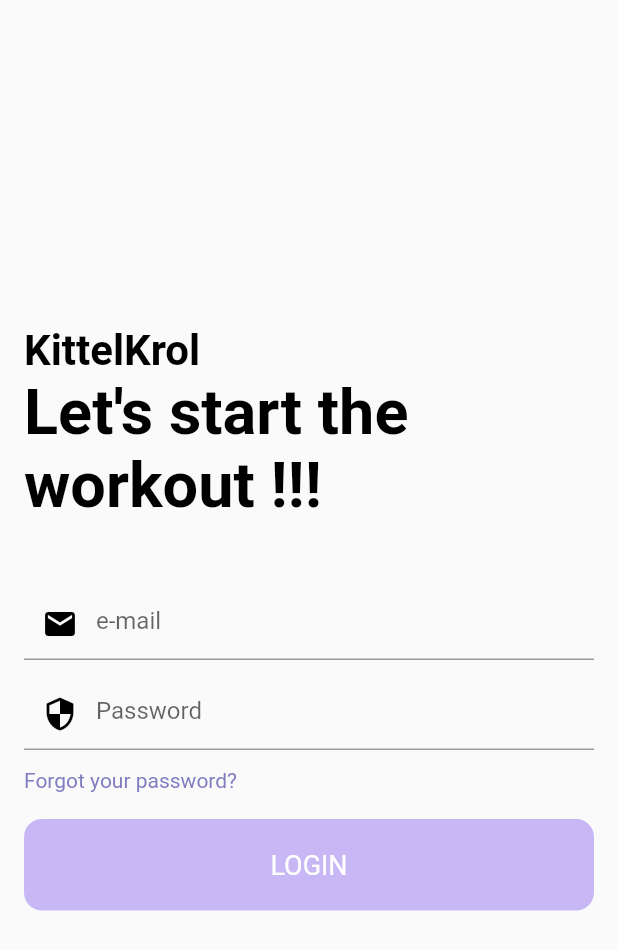
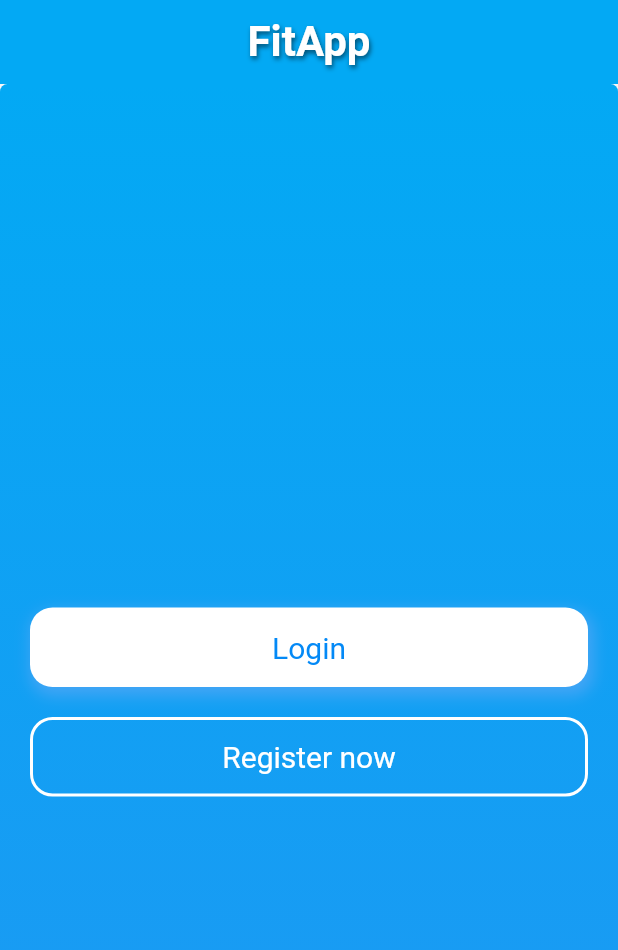
Before and after one commit to ZuzannaKittel/io_project_app, a Flutter app: the screen it shows after launch, on a phone screen of 412 x 824 dp. Shown: the top 950 px of the screen. Run offline on Flutter 3.47's test engine with Material 2 defaults, Android fonts, the phone set to English and light mode, and no system bars; our stand-ins replace firebase_auth, firebase_core, flutter_svg; accounts and stored records are empty; project files that could hold a hidden picture were left out.

Commit message:
Starting Page added

```diff
--- /dev/null
+++ b/lib/StartingPage.dart
@@ -0,0 +1,148 @@
+import 'package:flutter/material.dart';
+
+import 'package:io_project/HomePage.dart';
+
+class startingPage extends StatefulWidget {
+  const startingPage({Key? key}) : super(key: key);
+
+  @override
+  State<startingPage> createState() => _startingPageState();
+}
+
+class _startingPageState extends State<startingPage> {
+  @override
+  Widget build(BuildContext context) {
+    return Scaffold(
+      appBar: AppBar(
+        title: const Center(
+            child: Text(
+          "FitApp",
+          style: TextStyle(
+              color: Color.fromARGB(255, 255, 255, 255),
+              fontSize: 28.0,
+              fontWeight: FontWeight.bold,
+              shadows: [
+                Shadow(
+                    color: Colors.black54, offset: Offset(1, 2), blurRadius: 4)
+              ]),
+        )),
+        elevation: 0,
+        backgroundColor: Colors.lightBlue,
+      ),
+      body: SingleChildScrollView(
+        child: Container(
+          padding: const EdgeInsets.symmetric(horizontal: 20),
+          height: MediaQuery.of(context).size.height,
+          decoration: BoxDecoration(
+            borderRadius: const BorderRadius.all(
+              Radius.circular(5),
+            ),
+            boxShadow: [
+              BoxShadow(
+                color: Colors.grey.shade200,
+                offset: const Offset(2, 4),
+                blurRadius: 5,
+                spreadRadius: 2,
+              ),
+            ],
+            gradient: const LinearGradient(
+              begin: Alignment.topCenter,
+              end: Alignment.bottomCenter,
+              colors: [
+                Colors.lightBlue,
+                Colors.blue,
+              ],
+            ),
+          ),
+          child: Column(
+            crossAxisAlignment: CrossAxisAlignment.center,
+            mainAxisAlignment: MainAxisAlignment.center,
+            children: [
+              InkWell(
+                onTap: () {
+                  Navigator.push(
+                    context,
+                    MaterialPageRoute(
+                      builder: (context) => const HomePage(),
+                    ),
+                  );
+                },
+                child: Container(
+                  width: MediaQuery.of(context).size.width,
+                  padding: const EdgeInsets.symmetric(
+                    vertical: 15,
+                  ),
+                  alignment: Alignment.center,
+                  decoration: const BoxDecoration(
+                    borderRadius: BorderRadius.all(
+                      Radius.circular(15),
+                    ),
+                    boxShadow: [
+                      BoxShadow(
+                        color: Color(0xff42a5f5),
+                        offset: Offset(
+                          2,
+                          4,
+                        ),
+                        blurRadius: 8,
+                        spreadRadius: 2,
+                      ),
+                    ],
+                    color: Colors.white,
+                  ),
+                  child: const Text(
+                    'Login',
+                    style: TextStyle(
+                      fontSize: 20,
+                      color: Color(
+                        0xFF0389F6,
+                      ),
+                    ),
+                  ),
+                ),
+              ),
+              const SizedBox(
+                height: 20,
+              ),
+              InkWell(
+                onTap: () {
+                  Navigator.push(
+                    context,
+                    MaterialPageRoute(
+                      builder: (context) => const HomePage(),
+                    ),
+                  );
+                },
+                child: Container(
+                  width: MediaQuery.of(context).size.width,
+                  padding: const EdgeInsets.symmetric(
+                    vertical: 13,
+                  ),
+                  alignment: Alignment.center,
+                  decoration: BoxDecoration(
+                    borderRadius: const BorderRadius.all(
+                      Radius.circular(
+                        15,
+                      ),
+                    ),
+                    border: Border.all(
+                      color: Colors.white,
+                      width: 2,
+                    ),
+                  ),
+                  child: const Text(
+                    'Register now',
+                    style: TextStyle(
+                      fontSize: 20,
+                      color: Colors.white,
+                    ),
+                  ),
+                ),
+              ),
+            ],
+          ),
+        ),
+      ),
+    );
+  }
+}
--- a/lib/main.dart
+++ b/lib/main.dart
@@ -1,168 +1,18 @@
-import 'package:flutter/cupertino.dart';
 import 'package:flutter/material.dart';
-import 'package:flutter/painting.dart';
-import 'package:firebase_core/firebase_core.dart';
-import 'package:firebase_auth/firebase_auth.dart';
-import 'package:io_project/profile_page.dart';
 
-import 'ProfileScreen.dart';
-import 'package:io_project/profile_page.dart';
+import 'package:io_project/StartingPage.dart';
 
-void main(){
+void main() {
   runApp(const MyApp());
 }
 
-class MyApp extends StatelessWidget{
-  const MyApp({Key? key}) : super(key:key);
+class MyApp extends StatelessWidget {
+  const MyApp({Key? key}) : super(key: key);
 
   @override
-  Widget build(BuildContext context){
+  Widget build(BuildContext context) {
     return const MaterialApp(
-      home:HomePage(),
+      home: startingPage(),
     );
   }
 }
-class HomePage extends StatefulWidget {
-  const HomePage({Key? key}) : super(key: key);
-
-  @override
-  State<HomePage> createState() => _HomePageState();
-}
-
-class _HomePageState extends State<HomePage> {
-
-  //Firebase init
-  Future<FirebaseApp> _initializeFirebase() async{
-    FirebaseApp firebaseApp = await Firebase.initializeApp();
-    return firebaseApp;
-  }
-
-  @override
-  Widget build(BuildContext context) {
-    return Scaffold(
-        body: FutureBuilder(
-          future: _initializeFirebase(),
-          builder: (context, snapshot){
-            if(snapshot.connectionState == ConnectionState.done){
-              return LoginScreen();
-            }
-            return const Center(
-                child: CircularProgressIndicator(),
-            );
-          },
-        ),
-    );
-  }
-}
-
-class LoginScreen extends StatefulWidget {
-  const LoginScreen({Key? key}) : super(key: key);
-
-  @override
-  State<LoginScreen> createState() => _LoginScreenState();
-}
-
-class _LoginScreenState extends State<LoginScreen> {
-
-  //login function
-  static Future<User?> loginUsingEmailPassword({
-    required String email,
-    required String password,
-    required BuildContext context}) async{
-    FirebaseAuth auth = FirebaseAuth.instance;
-    User? user;
-    try{
-      UserCredential userCredential = await auth.signInWithEmailAndPassword(
-          email: email, password: password);
-      user = userCredential.user;
-    }
-    on FirebaseAuthException catch (e){
-      if(e.code == "user-not-found"){
-        print("No User found for this email adress");
-      }
-    }
-    return user;
-  }
-
-  @override
-  Widget build(BuildContext context) {
-    TextEditingController _emailController = TextEditingController();
-    TextEditingController _passwordController = TextEditingController();
-    return Padding(
-      padding: const EdgeInsets.all(16.0),
-      child: Column(
-          mainAxisAlignment: MainAxisAlignment.center,
-          crossAxisAlignment: CrossAxisAlignment.start,
-          children: [
-            const Text(
-                "KittelKrol",
-                style: TextStyle(
-                  color: Colors.black,
-                  fontSize: 28.0,
-                  fontWeight: FontWeight.bold,)
-            ),
-            const Text("Let's start the workout !!!",
-                style: TextStyle(
-                  color: Colors.black,
-                  fontSize: 42.0,
-                  fontWeight: FontWeight.bold,
-                )
-            ),
-            const SizedBox(
-              height: 44.0,
-            ),
-            TextField(
-              controller: _emailController,
-              keyboardType: TextInputType.emailAddress,
-              decoration: const InputDecoration(
-                hintText: "e-mail",
-                prefixIcon: Icon(Icons.mail,color: Colors.black),
-              ),
-            ),
-            const SizedBox(
-              height: 12.0,
-            ),
-            TextField(
-              controller: _passwordController,
-              obscureText: true,
-              decoration: const InputDecoration(
-                hintText: "Password",
-                prefixIcon: Icon(Icons.security,color: Colors.black),
-              ),
-            ),
-            const SizedBox(
-              height: 12.0,
-            ),
-            const Text("Forgot your password?",style:TextStyle(color:Color(0xFF817DC0))),
-            const SizedBox(
-              height: 18.0,
-            ),
-            Container(
-                width: double.infinity,
-                child: RawMaterialButton(
-                  fillColor: const Color(0xFFC7B8F5),
-                  elevation: 0.0,
-                  padding: const EdgeInsets.symmetric(vertical: 20.0),
-                  shape: RoundedRectangleBorder(
-                      borderRadius: BorderRadiusDirectional.circular(12.0)
-                  ),
-                  onPressed: () async {
-                    User? user = await loginUsingEmailPassword(email: _emailController.text, password: _passwordController.text, context: context);
-                    print(user);
-                    if(user != null) {
-                      Navigator.of(context).pushReplacement(MaterialPageRoute(builder: (context)=> ProfilePage()));
-                    }
-                    else{
-                      Navigator.of(context).pushReplacement(MaterialPageRoute(builder: (context)=> ProfileScreen()));
-                    }
-                  },
-                  child: const Text("LOGIN",
-                    style: TextStyle(
-                    color: Colors.white,
-                    fontSize: 18.0,),),)
-            )
-          ],
-      ),
-    );
-  }
-}
```
Also changed, not shown: lib/HomePage.dart (added, +155 -0 lines).
